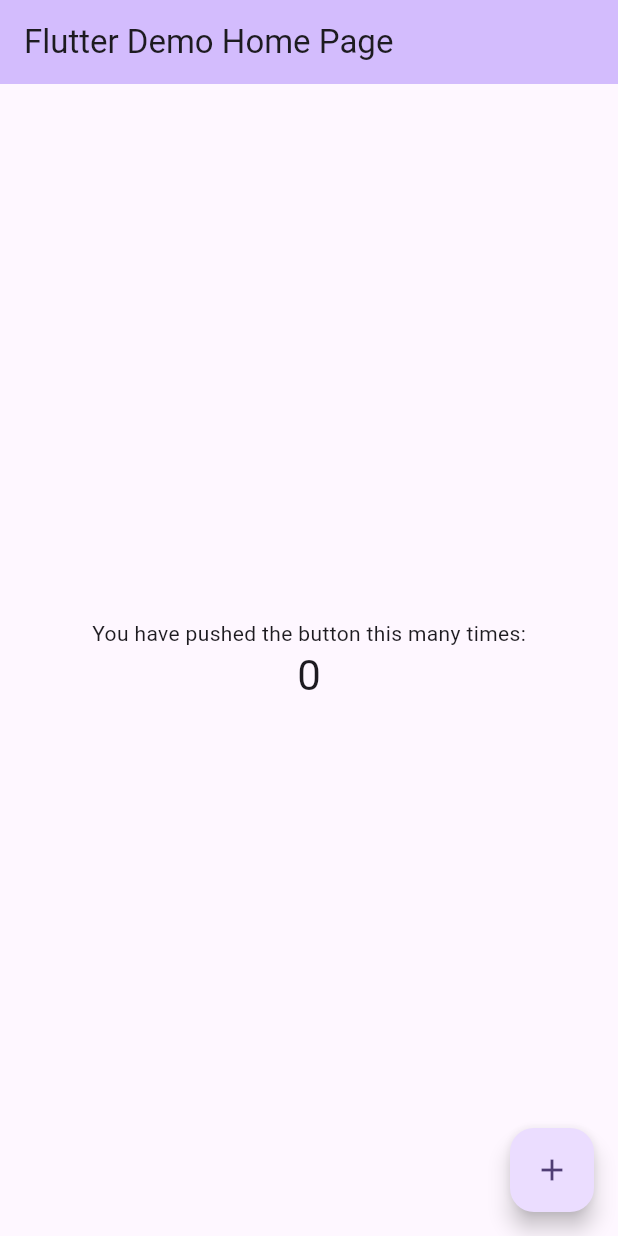
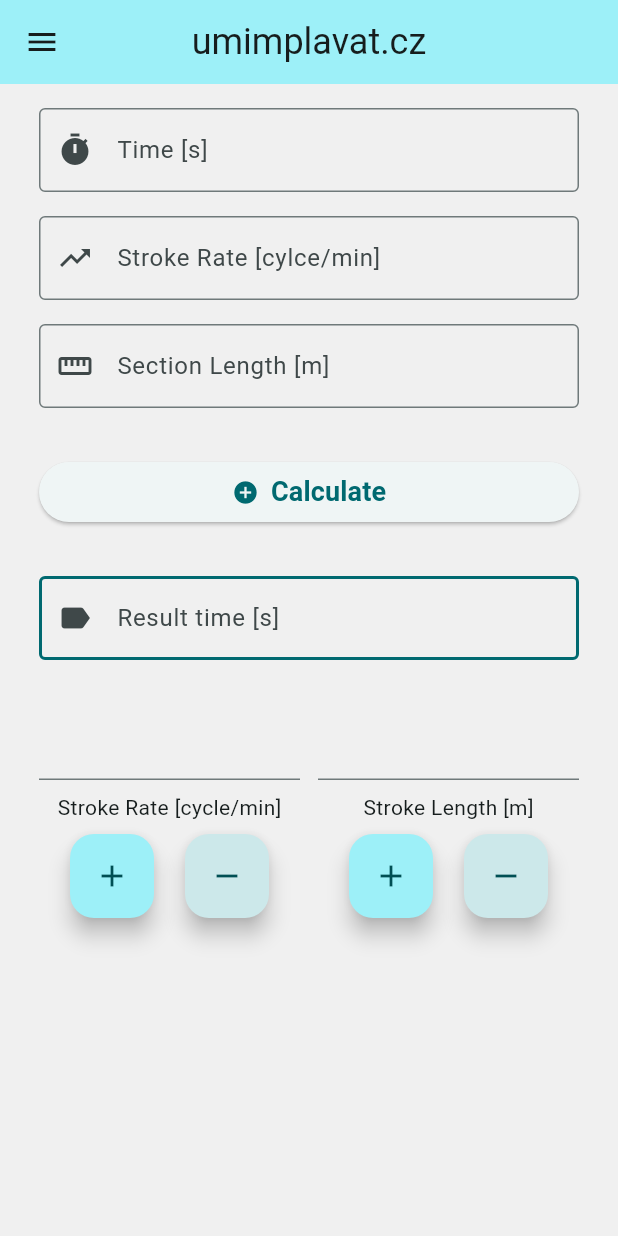
Before and after one commit to Nert53/swim-pace-calculator, a Flutter app: the screen it shows after launch, on a phone screen of 412 x 824 dp. Run offline on Flutter 3.47's test engine with Material 3 defaults, Android fonts, the phone set to English and light mode, and no system bars; our stand-ins replace font_awesome_flutter.

Commit message:
version 0.9 (all basic functions implemented)

```diff
--- /dev/null
+++ b/lib/home_screen.dart
@@ -0,0 +1,285 @@
+import 'package:flutter/material.dart';
+import 'package:font_awesome_flutter/font_awesome_flutter.dart';
+
+class HomeScreen extends StatefulWidget {
+  const HomeScreen({super.key});
+
+  @override
+  State<HomeScreen> createState() => _HomeScreenState();
+}
+
+class _HomeScreenState extends State<HomeScreen> {
+  final timeController = TextEditingController();
+  final strokeRateController = TextEditingController();
+  final sectionLengthController = TextEditingController();
+  final resultTimeController = TextEditingController();
+  final strokeRateController2 = TextEditingController();
+  final strokeLengthController = TextEditingController();
+
+  var resulTimeColor = Colors.black;
+
+  @override
+  void initState() {
+    super.initState();
+    strokeRateController2.addListener(() {
+      updateResultTime();
+    });
+    strokeLengthController.addListener(() {
+      updateResultTime();
+    });
+  }
+
+  void initialCalculation() {
+    final time = double.parse(timeController.text);
+    final strokeRate = double.parse(strokeRateController.text);
+    final length = double.parse(sectionLengthController.text);
+
+    double strokeTime = strokeRate / 60;
+    double avgSpeed = length / time;
+    double strokeLength = avgSpeed * strokeTime;
+
+    resultTimeController.text =
+        newSectionTime(length, strokeLength, strokeTime).toStringAsFixed(2);
+    strokeRateController2.text = strokeRate.toStringAsFixed(2);
+    strokeLengthController.text = strokeLength.toStringAsFixed(2);
+  }
+
+  double newSectionTime(double length, double strokeLength, double strokeTime) {
+    return length / strokeLength * strokeTime;
+  }
+
+  void updateResultTime() {
+    final sectionLength = double.parse(sectionLengthController.text);
+    final strokeLength = double.parse(strokeLengthController.text);
+    final strokeTime = double.parse(strokeRateController2.text) / 60;
+
+    setState(() {
+      resultTimeController.text =
+          newSectionTime(sectionLength, strokeLength, strokeTime)
+              .toStringAsFixed(2);
+      updateResultTimeColor();
+    });
+  }
+
+  void updateResultTimeColor() {
+    final originalTime = double.parse(timeController.text);
+    final resultTime = double.parse(resultTimeController.text);
+
+    if (resultTime > originalTime) {
+      resulTimeColor = Colors.red;
+    }
+    if (resultTime < originalTime) {
+      resulTimeColor = Colors.green;
+    }
+    if (resultTime == originalTime) {
+      resulTimeColor = Colors.black;
+    }
+  }
+
+  @override
+  Widget build(BuildContext context) {
+    return Scaffold(
+        appBar: AppBar(
+          backgroundColor: Theme.of(context).colorScheme.primaryContainer,
+          title: const Text(
+            "umimplavat.cz",
+            style: TextStyle(fontSize: 24),
+          ),
+          centerTitle: true,
+          leading: const Icon(Icons.menu),
+        ),
+        body: Center(
+          child: SizedBox(
+            width: 360,
+            child: Column(
+              children: [
+                const SizedBox(height: 16),
+                TextField(
+                  controller: timeController,
+                  keyboardType: TextInputType.number,
+                  decoration: const InputDecoration(
+                    prefixIcon: Icon(Icons.timer),
+                    border: OutlineInputBorder(),
+                    labelText: 'Time [s]',
+                  ),
+                ),
+                const SizedBox(height: 16),
+                TextField(
+                  controller: strokeRateController,
+                  keyboardType: TextInputType.number,
+                  decoration: const InputDecoration(
+                    prefixIcon: Icon(Icons.trending_up),
+                    border: OutlineInputBorder(),
+                    labelText: 'Stroke Rate [cylce/min]',
+                  ),
+                ),
+                const SizedBox(height: 16),
+                TextField(
+                  controller: sectionLengthController,
+                  keyboardType: TextInputType.number,
+                  decoration: const InputDecoration(
+                    prefixIcon: Icon(Icons.straighten),
+                    border: OutlineInputBorder(),
+                    labelText: 'Section Length [m]',
+                  ),
+                ),
+                const SizedBox(
+                  height: 32,
+                ),
+                ElevatedButton(
+                  onPressed: initialCalculation,
+                  child: const Row(
+                      mainAxisAlignment: MainAxisAlignment.center,
+                      children: [
+                        Icon(Icons.add_circle_outlined),
+                        SizedBox(width: 8),
+                        Text(
+                          "Calculate",
+                          style: TextStyle(
+                              fontSize: 18, fontWeight: FontWeight.bold),
+                        )
+                      ]),
+                ),
+                const SizedBox(
+                  height: 32,
+                ),
+                TextField(
+                  controller: resultTimeController,
+                  readOnly: true,
+                  style: TextStyle(color: resulTimeColor, fontWeight: FontWeight.bold),
+                  decoration: InputDecoration(
+                    prefixIcon: const Icon(Icons.label),
+                    enabledBorder: OutlineInputBorder(
+                      borderSide: BorderSide(
+                          color: Theme.of(context).colorScheme.primary,
+                          width: 2),
+                    ),
+                    labelText: 'Result time [s]',
+                  ),
+                ),
+                const SizedBox(
+                  height: 32,
+                ),
+                Row(
+                  mainAxisAlignment: MainAxisAlignment.spaceBetween,
+                  children: [
+                    Expanded(
+                      child: Column(
+                        children: [
+                          TextField(
+                            controller: strokeRateController2,
+                            readOnly: true,
+                            textAlign: TextAlign.center,
+                          ),
+                          const SizedBox(
+                            height: 8,
+                          ),
+                          const Text('Stroke Rate [cycle/min]'),
+                          const SizedBox(
+                            height: 8,
+                          ),
+                          Row(
+                            mainAxisAlignment: MainAxisAlignment.spaceEvenly,
+                            children: [
+                              FloatingActionButton(
+                                onPressed: () {
+                                  setState(() {
+                                    final oldSR = double.parse(
+                                        strokeRateController2.text);
+                                    final newSR = oldSR + 1;
+                                    if (newSR > 0) {
+                                      strokeRateController2.text =
+                                          (newSR).toStringAsFixed(2);
+                                    }
+                                  });
+                                },
+                                child: const Icon(Icons.add_outlined),
+                              ),
+                              FloatingActionButton(
+                                onPressed: () {
+                                  setState(() {
+                                    final oldSR = double.parse(
+                                        strokeRateController2.text);
+                                    final newSR = oldSR - 1;
+                                    if (newSR > 0) {
+                                      strokeRateController2.text =
+                                          (newSR).toStringAsFixed(2);
+                                    }
+                                  });
+                                },
+                                backgroundColor: Theme.of(context)
+                                    .colorScheme
+                                    .secondaryContainer,
+                                child: const Icon(Icons.remove),
+                              )
+                            ],
+                          ),
+                        ],
+                      ),
+                    ),
+                    const SizedBox(
+                      width: 12,
+                    ),
+                    Expanded(
+                      child: Column(
+                        children: [
+                          TextField(
+                            controller: strokeLengthController,
+                            readOnly: true,
+                            textAlign: TextAlign.center,
+                          ),
+                          const SizedBox(
+                            height: 8,
+                          ),
+                          const Text('Stroke Length [m]'),
+                          const SizedBox(
+                            height: 8,
+                          ),
+                          Row(
+                            mainAxisAlignment: MainAxisAlignment.spaceEvenly,
+                            children: [
+                              FloatingActionButton(
+                                onPressed: () {
+                                  setState(() {
+                                    final oldSL = double.parse(
+                                        strokeLengthController.text);
+                                    final newSL = oldSL + 0.05;
+
+                                    if (newSL > 0) {
+                                      strokeLengthController.text =
+                                          (newSL).toStringAsFixed(2);
+                                    }
+                                  });
+                                },
+                                child: const Icon(Icons.add_outlined),
+                              ),
+                              FloatingActionButton(
+                                onPressed: () {
+                                  setState(() {
+                                    final oldSL = double.parse(
+                                        strokeLengthController.text);
+                                    final newSL = oldSL - 0.05;
+                                    if (newSL > 0) {
+                                      strokeLengthController.text =
+                                          (newSL).toStringAsFixed(2);
+                                    }
+                                  });
+                                },
+                                backgroundColor: Theme.of(context)
+                                    .colorScheme
+                                    .secondaryContainer,
+                                child: const Icon(Icons.remove),
+                              )
+                            ],
+                          ),
+                        ],
+                      ),
+                    ),
+                  ],
+                )
+              ],
+            ),
+          ),
+        ));
+  }
+}
--- a/lib/main.dart
+++ b/lib/main.dart
@@ -1,4 +1,7 @@
+import 'package:code/home_screen.dart';
 import 'package:flutter/material.dart';
+
+const double itemsBetweenSpace = 16;
 
 void main() {
   runApp(const MyApp());
@@ -7,119 +10,20 @@
 class MyApp extends StatelessWidget {
   const MyApp({super.key});
 
-  // This widget is the root of your application.
   @override
   Widget build(BuildContext context) {
     return MaterialApp(
-      title: 'Flutter Demo',
+      debugShowCheckedModeBanner: false,
+      title: 'umimplavat.cz',
       theme: ThemeData(
-        // This is the theme of your application.
-        //
-        // TRY THIS: Try running your application with "flutter run". You'll see
-        // the application has a purple toolbar. Then, without quitting the app,
-        // try changing the seedColor in the colorScheme below to Colors.green
-        // and then invoke "hot reload" (save your changes or press the "hot
-        // reload" button in a Flutter-supported IDE, or press "r" if you used
-        // the command line to start the app).
-        //
-        // Notice that the counter didn't reset back to zero; the application
-        // state is not lost during the reload. To reset the state, use hot
-        // restart instead.
-        //
-        // This works for code too, not just values: Most code changes can be
-        // tested with just a hot reload.
-        colorScheme: ColorScheme.fromSeed(seedColor: Colors.deepPurple),
+        colorScheme: ColorScheme.fromSeed(
+          seedColor: const Color(0x0000f0ff), // color of umimplavat.cz
+          brightness: Brightness.light,
+        ),
         useMaterial3: true,
+        scaffoldBackgroundColor: const Color.fromARGB(255, 240, 240, 240),
       ),
-      home: const MyHomePage(title: 'Flutter Demo Home Page'),
+      home: const HomeScreen(),
     );
   }
 }
-
-class MyHomePage extends StatefulWidget {
-  const MyHomePage({super.key, required this.title});
-
-  // This widget is the home page of your application. It is stateful, meaning
-  // that it has a State object (defined below) that contains fields that affect
-  // how it looks.
-
-  // This class is the configuration for the state. It holds the values (in this
-  // case the title) provided by the parent (in this case the App widget) and
-  // used by the build method of the State. Fields in a Widget subclass are
-  // always marked "final".
-
-  final String title;
-
-  @override
-  State<MyHomePage> createState() => _MyHomePageState();
-}
-
-class _MyHomePageState extends State<MyHomePage> {
-  int _counter = 0;
-
-  void _incrementCounter() {
-    setState(() {
-      // This call to setState tells the Flutter framework that something has
-      // changed in this State, which causes it to rerun the build method below
-      // so that the display can reflect the updated values. If we changed
-      // _counter without calling setState(), then the build method would not be
-      // called again, and so nothing would appear to happen.
-      _counter++;
-    });
-  }
-
-  @override
-  Widget build(BuildContext context) {
-    // This method is rerun every time setState is called, for instance as done
-    // by the _incrementCounter method above.
-    //
-    // The Flutter framework has been optimized to make rerunning build methods
-    // fast, so that you can just rebuild anything that needs updating rather
-    // than having to individually change instances of widgets.
-    return Scaffold(
-      appBar: AppBar(
-        // TRY THIS: Try changing the color here to a specific color (to
-        // Colors.amber, perhaps?) and trigger a hot reload to see the AppBar
-        // change color while the other colors stay the same.
-        backgroundColor: Theme.of(context).colorScheme.inversePrimary,
-        // Here we take the value from the MyHomePage object that was created by
-        // the App.build method, and use it to set our appbar title.
-        title: Text(widget.title),
-      ),
-      body: Center(
-        // Center is a layout widget. It takes a single child and positions it
-        // in the middle of the parent.
-        child: Column(
-          // Column is also a layout widget. It takes a list of children and
-          // arranges them vertically. By default, it sizes itself to fit its
-          // children horizontally, and tries to be as tall as its parent.
-          //
-          // Column has various properties to control how it sizes itself and
-          // how it positions its children. Here we use mainAxisAlignment to
-          // center the children vertically; the main axis here is the vertical
-          // axis because Columns are vertical (the cross axis would be
-          // horizontal).
-          //
-          // TRY THIS: Invoke "debug painting" (choose the "Toggle Debug Paint"
-          // action in the IDE, or press "p" in the console), to see the
-          // wireframe for each widget.
-          mainAxisAlignment: MainAxisAlignment.center,
-          children: <Widget>[
-            const Text(
-              'You have pushed the button this many times:',
-            ),
-            Text(
-              '$_counter',
-              style: Theme.of(context).textTheme.headlineMedium,
-            ),
-          ],
-        ),
-      ),
-      floatingActionButton: FloatingActionButton(
-        onPressed: _incrementCounter,
-        tooltip: 'Increment',
-        child: const Icon(Icons.add),
-      ), // This trailing comma makes auto-formatting nicer for build methods.
-    );
-  }
-}
--- a/pubspec.yaml
+++ b/pubspec.yaml
@@ -35,6 +35,7 @@ dependencies:
   # The following adds the Cupertino Icons font to your application.
   # Use with the CupertinoIcons class for iOS style icons.
   cupertino_icons: ^1.0.6
+  font_awesome_flutter: ^10.7.0
 
 dev_dependencies:
   flutter_test:
```
Also changed, not shown: pubspec.lock.
